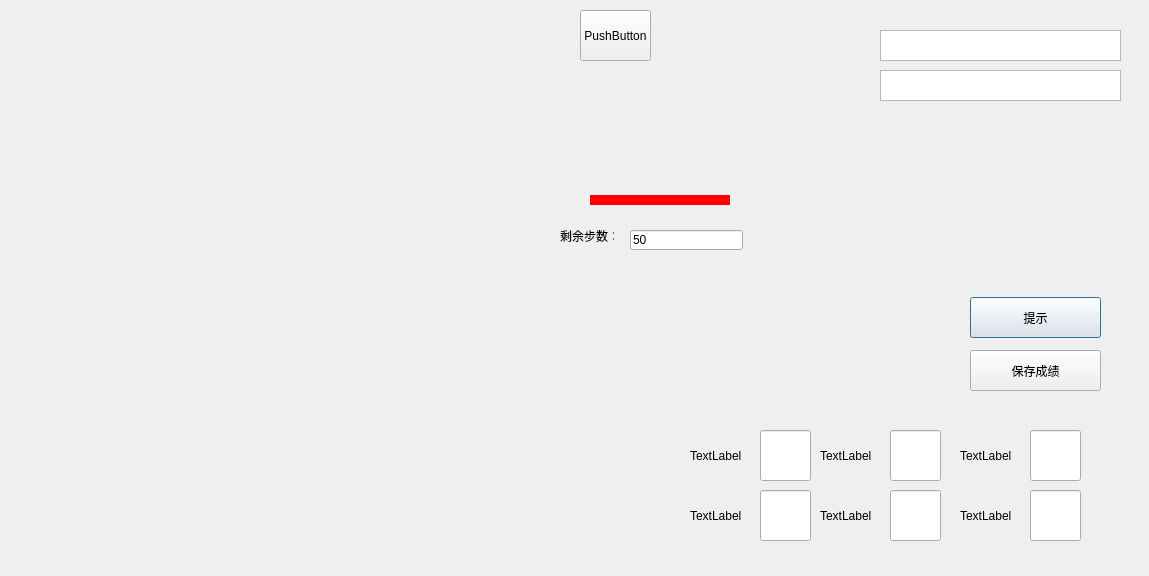
Before: the Qt Designer form CGameDlg.ui in cryyin/DataStructure_final, drawn with Qt 5.
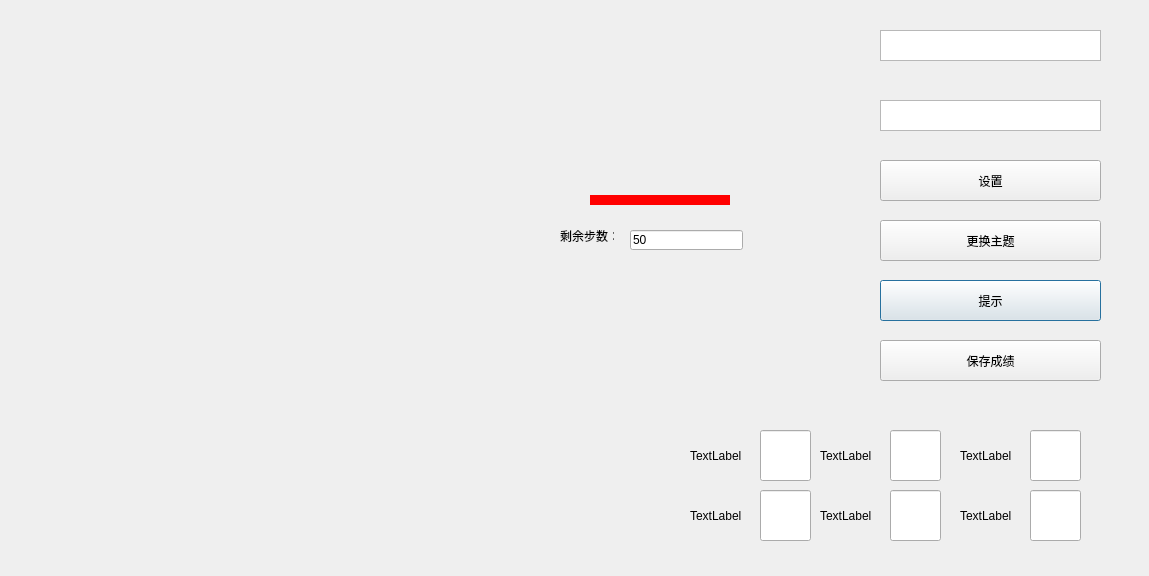
After: the same form once the commit is applied. Icons and pictures are not drawn.

The edit to the form file:
```diff
--- a/CGameDlg.ui
+++ b/CGameDlg.ui
@@ -18,7 +18,7 @@
     <rect>
      <x>880</x>
      <y>30</y>
-     <width>241</width>
+     <width>221</width>
      <height>31</height>
     </rect>
    </property>
@@ -27,8 +27,8 @@
    <property name="geometry">
     <rect>
      <x>880</x>
-     <y>70</y>
-     <width>241</width>
+     <y>100</y>
+     <width>221</width>
      <height>31</height>
     </rect>
    </property>
@@ -234,9 +234,9 @@
   <widget class="QPushButton" name="pushButton">
    <property name="geometry">
     <rect>
-     <x>970</x>
-     <y>297</y>
-     <width>131</width>
+     <x>880</x>
+     <y>280</y>
+     <width>221</width>
      <height>41</height>
     </rect>
    </property>
@@ -247,9 +247,9 @@
   <widget class="QPushButton" name="pushButton_2">
    <property name="geometry">
     <rect>
-     <x>970</x>
-     <y>350</y>
-     <width>131</width>
+     <x>880</x>
+     <y>340</y>
+     <width>221</width>
      <height>41</height>
     </rect>
    </property>
@@ -289,14 +289,27 @@
   <widget class="QPushButton" name="pushButton_3">
    <property name="geometry">
     <rect>
-     <x>580</x>
-     <y>10</y>
-     <width>71</width>
-     <height>51</height>
+     <x>880</x>
+     <y>160</y>
+     <width>221</width>
+     <height>41</height>
     </rect>
    </property>
    <property name="text">
-    <string>PushButton</string>
+    <string>设置</string>
+   </property>
+  </widget>
+  <widget class="QPushButton" name="pushButton_4">
+   <property name="geometry">
+    <rect>
+     <x>880</x>
+     <y>220</y>
+     <width>221</width>
+     <height>41</height>
+    </rect>
+   </property>
+   <property name="text">
+    <string>更换主题</string>
    </property>
   </widget>
   <zorder>label_7</zorder>
```
Left out of the diff: 1 changed line with no effect on the pictures.
